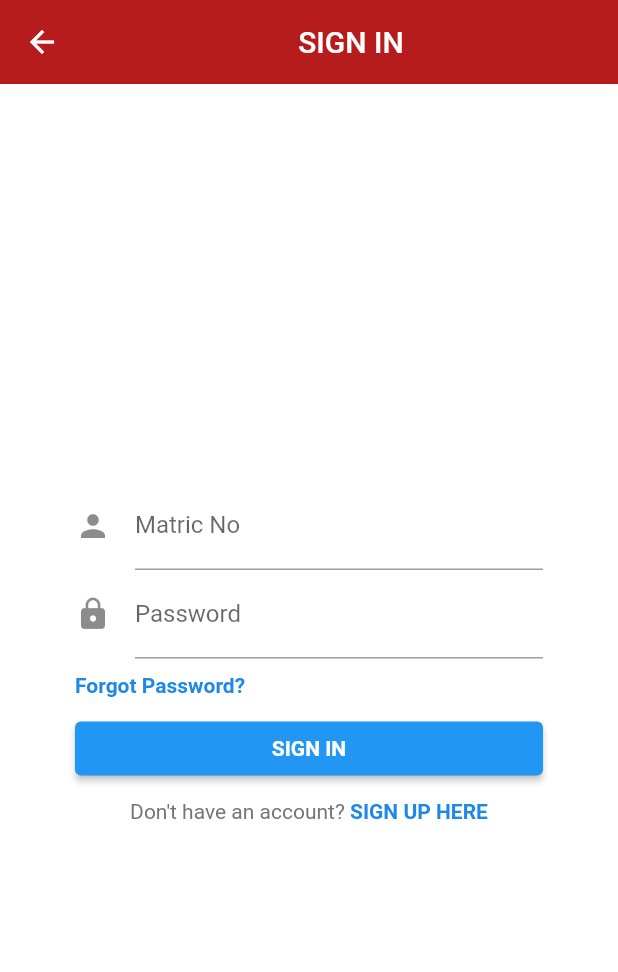
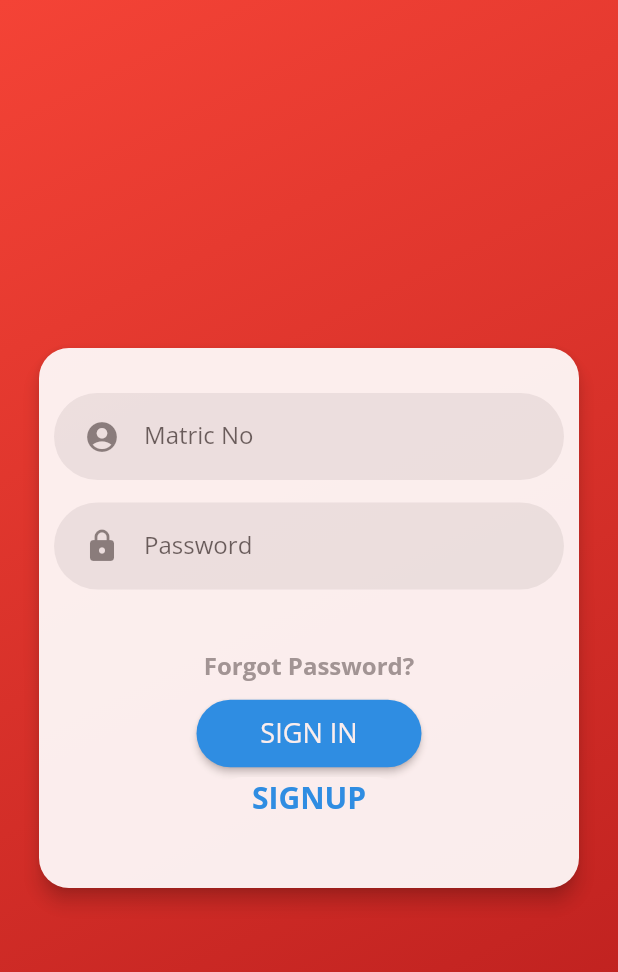
Before and after one commit to alfreeana-alfie/Flutter-UNIMAS_FYP_MyStudyPlanner, a Flutter app: the Login screen opened directly, on a phone screen of 412 x 824 dp. Shown: the top 972 px of the screen. Run offline on Flutter 3.47's test engine with Material 2 defaults, Android fonts, the light colour scheme and no system bars; drawn by our look-alikes of oktoast; our stand-ins replace shared_preferences, syncfusion_flutter_calendar; missing offline and left inert: day_picker, flutter_material_color_picker, time_range; accounts and stored records are empty; network calls fail.

Commit message:
update files

```diff
--- a/planner/lib/auth/sign_in.dart
+++ b/planner/lib/auth/sign_in.dart
@@ -3,6 +3,7 @@ import 'package:flutter/gestures.dart';
 import 'package:flutter/material.dart';
 import 'package:oktoast/oktoast.dart';
 import 'package:http/http.dart' as http;
+import 'package:flutter/animation.dart';
 import 'package:shared_preferences/shared_preferences.dart';
 
 import 'package:MyUni/auth/sign_up.dart';
@@ -16,16 +17,27 @@ class Login extends StatefulWidget {
   _LoginState createState() => _LoginState();
 }
 
-class _LoginState extends State<Login> {
+class _LoginState extends State<Login> with TickerProviderStateMixin {
+  AnimationController controller;
+  Animation<double> animationFadeIn;
+
+  User user;
+  List userList;
+  Map<String, dynamic> userMap;
+  Map<String, dynamic> verifyMap;
   String matricNo = "";
   String password = "";
 
   final _formKey = GlobalKey<FormState>();
 
-  User user;
-  List userList;
-  Map<String, dynamic> userMap;
-  Map<String, dynamic> verifyMap;
+  @override
+  void initState() {
+    super.initState();
+    controller =
+        AnimationController(duration: Duration(seconds: 2), vsync: this);
+    animationFadeIn = CurvedAnimation(parent: controller, curve: Curves.easeIn);
+    controller.forward();
+  }
 
   // Methods
   void login() async {
@@ -54,33 +66,182 @@ class _LoginState extends State<Login> {
         ScaffoldMessenger.of(context)
             .showSnackBar(SnackBar(content: Text("Sign In Successfully!")));
 
-        Navigator.push(context, MaterialPageRoute(builder: (context) => MainScreen()));
-
+        Navigator.push(
+            context, MaterialPageRoute(builder: (context) => MainScreen()));
       } else {
         print('Failed to fetch');
-        ScaffoldMessenger.of(context)
-            .showSnackBar(SnackBar(content: Text("Incorrect Matric No or Password")));
+        ScaffoldMessenger.of(context).showSnackBar(
+            SnackBar(content: Text("Incorrect Matric No or Password")));
       }
     } else {
       throw Exception('Unable to fetch data from the REST API');
     }
   }
 
-  // Widgets
-  Widget form() {
-    return Form(
+  Widget newForm() {
+    return Container(
+      decoration: BoxDecoration(
+          gradient: LinearGradient(
+              begin: Alignment.topLeft,
+              end: Alignment.bottomRight,
+              colors: [Colors.red, Colors.red[900]])),
+      child: FadeTransition(
+          opacity: animationFadeIn,
+          child: Center(
+              child: Material(
+                  elevation: 5,
+                  color: Colors.white,
+                  borderRadius: BorderRadius.circular(20.0),
+                  child: Form(
                     key: _formKey,
                     child: Container(
-          margin: EdgeInsets.fromLTRB(50, 10, 50, 10),
+                        width: 360,
+                        height: 360,
                         child: Column(
-            crossAxisAlignment: CrossAxisAlignment.stretch,
-            mainAxisAlignment: MainAxisAlignment.center,
                           children: [
-              TextFormField(
+                            // Matric No.
+                            matricNoField(),
+                            Container(
+                                margin: EdgeInsets.fromLTRB(10, 5, 10, 10),
+                                decoration: BoxDecoration(
+                                    color: Colors.grey[200],
+                                    borderRadius: BorderRadius.circular(40.0)),
+                                child: Padding(
+                                  padding: EdgeInsets.fromLTRB(20, 5, 20, 5),
+                                  child: TextFormField(
+                                      style: TextStyle(
+                                          fontFamily: 'Open Sans',
+                                          fontSize: 16),
                                       decoration: InputDecoration(
+                                          contentPadding:
+                                              EdgeInsets.fromLTRB(0, 0, 0, 0),
+                                          labelText: 'Password',
+                                          icon: Icon(Icons.lock_rounded),
+                                          border: InputBorder.none),
+                                      onChanged: (value) {
+                                        setState(() {
+                                          password = value;
+                                        });
+                                      },
+                                      obscureText: true,
+                                      validator: (val) {
+                                        if (val.isEmpty) {
+                                          return 'Pasword is empty!';
+                                        }
+                                        return null;
+                                      }),
+                                )),
+                            Container(
+                                margin: EdgeInsets.fromLTRB(10, 20, 10, 0),
+                                decoration: BoxDecoration(
+                                    color: Colors.white,
+                                    borderRadius: BorderRadius.circular(40.0)),
+                                child: Padding(
+                                  padding: EdgeInsets.fromLTRB(20, 10, 20, 0),
+                                  child: RichText(
+                                      text: TextSpan(
+                                          style: TextStyle(
+                                              fontFamily: 'Open Sans',
+                                              fontWeight: FontWeight.w700,
+                                              fontSize: 16,
+                                              color: Colors.grey[500]),
+                                          children: <TextSpan>[
+                                        TextSpan(
+                                          text: 'Forgot Password?',
+                                          recognizer: TapGestureRecognizer()
+                                            ..onTap = () {
+                                              // print('button is clicked');
+                                              Navigator.push(
+                                                context,
+                                                MaterialPageRoute(
+                                                    builder: (context) =>
+                                                        Verification()),
+                                              );
+                                            },
+                                        )
+                                      ])),
+                                )),
+                            Container(
+                                margin: EdgeInsets.fromLTRB(10, 0, 10, 0),
+                                decoration: BoxDecoration(
+                                    color: Colors.white,
+                                    borderRadius: BorderRadius.circular(40.0)),
+                                child: Padding(
+                                  padding: EdgeInsets.fromLTRB(20, 10, 20, 0),
+                                  child: ElevatedButton(
+                                    style: ElevatedButton.styleFrom(
+                                      minimumSize: Size(150, 45),
+                                      shape: const RoundedRectangleBorder(
+                                          borderRadius: BorderRadius.all(
+                                              Radius.circular(30))),
+                                    ),
+                                    onPressed: () {
+                                      if (_formKey.currentState.validate()) {
+                                        login();
+                                      } else {
+                                        ScaffoldMessenger.of(context)
+                                            .showSnackBar(SnackBar(
+                                                content: Text("Error!")));
+                                      }
+                                    },
+                                    child: Text('SIGN IN',
+                                        style: TextStyle(
+                                            fontSize: 18,
+                                            fontFamily: 'Open Sans')),
+                                  ),
+                                )),
+                            Container(
+                                margin: EdgeInsets.fromLTRB(10, 5, 10, 0),
+                                decoration: BoxDecoration(
+                                    color: Colors.white,
+                                    borderRadius: BorderRadius.circular(40.0)),
+                                child: Padding(
+                                    padding: EdgeInsets.fromLTRB(20, 0, 20, 0),
+                                    child: RichText(
+                                        text: TextSpan(
+                                            style: TextStyle(
+                                                fontFamily: 'Open Sans',
+                                                fontWeight: FontWeight.w700,
+                                                fontSize: 20,
+                                                color: Colors.blue),
+                                            children: <TextSpan>[
+                                          TextSpan(
+                                            text: 'SIGNUP',
+                                            recognizer: TapGestureRecognizer()
+                                              ..onTap = () {
+                                                // print('button is clicked');
+                                                Navigator.push(
+                                                  context,
+                                                  MaterialPageRoute(
+                                                      builder: (context) =>
+                                                          Register()),
+                                                );
+                                              },
+                                          )
+                                        ])))),
+                            // Password
+                            // TextFormField(),
+                          ],
+                        )),
+                  )))),
+    );
+  }
+
+  // Inner Widget
+  Widget matricNoField() {
+    return Container(
+      margin: EdgeInsets.fromLTRB(10, 30, 10, 10),
+      decoration: BoxDecoration(
+          color: Colors.grey[200], borderRadius: BorderRadius.circular(40.0)),
+      child: Padding(
+        padding: EdgeInsets.fromLTRB(20, 5, 20, 5),
+        child: TextFormField(
+          style: TextStyle(fontFamily: 'Open Sans', fontSize: 16),
+          decoration: InputDecoration(
+              contentPadding: EdgeInsets.fromLTRB(0, 0, 0, 0),
               labelText: 'Matric No',
-                  icon: Icon(Icons.person),
-                ),
+              icon: Icon(Icons.account_circle),
+              border: InputBorder.none),
           onChanged: (value) {
             setState(() {
               matricNo = value;
@@ -91,108 +252,14 @@ class _LoginState extends State<Login> {
               return 'Matric No is empty!';
             }
             return null;
-                },
+          }
         ),
-              TextFormField(
-                decoration: InputDecoration(
-                  labelText: 'Password',
-                  icon: Icon(Icons.lock),
-                ),
-                onChanged: (value) {
-                  setState(() {
-                    password = value;
-                    // print(password);
-                  });
-                },
-                obscureText: true,
-                validator: (val) {
-                  if (val.isEmpty) {
-                    return 'Password is empty!';
-                  }
-                  return null;
-                },
-              ),
-              Container(
-                  margin: EdgeInsets.fromLTRB(0, 10, 0, 10),
-                  child: RichText(
-                      text: TextSpan(
-                          style: TextStyle(
-                              fontWeight: FontWeight.w600,
-                              fontSize: 14,
-                              color: Colors.blue[600]),
-                          children: <TextSpan>[
-                        TextSpan(
-                          text: 'Forgot Password?',
-                          recognizer: TapGestureRecognizer()
-                            ..onTap = () {
-                              // print('button is clicked');
-                              Navigator.push(
-                                context,
-                                MaterialPageRoute(
-                                    builder: (context) => Verification()),
-                              );
-                            },
       )
-                      ]))),
-              ElevatedButton(
-                onPressed: () {
-                  if (_formKey.currentState.validate()) {
-                    login();
-                  } else {
-                    ScaffoldMessenger.of(context)
-                        .showSnackBar(SnackBar(content: Text("Error!")));
-                  }
-                },
-                child: Text('SIGN IN',
-                    style: TextStyle(
-                      fontWeight: FontWeight.bold,
-                    )),
-              ),
-              Container(
-                  margin: EdgeInsets.fromLTRB(0, 10, 0, 10),
-                  child: Column(
-                      mainAxisAlignment: MainAxisAlignment.center,
-                      children: [
-                        RichText(
-                            text: TextSpan(
-                                text: 'Don\'t have an account? ',
-                                style: TextStyle(
-                                    fontSize: 14, color: Colors.grey[600]),
-                                children: <TextSpan>[
-                              TextSpan(
-                                text: 'SIGN UP HERE',
-                                style: TextStyle(
-                                    fontWeight: FontWeight.bold,
-                                    fontSize: 14,
-                                    color: Colors.blue[600]),
-                                recognizer: TapGestureRecognizer()
-                                  ..onTap = () {
-                                    // print('button is clicked');
-                                    Navigator.push(
-                                      context,
-                                      MaterialPageRoute(
-                                          builder: (context) => Register()),
-                                    );
-                                  },
-                              )
-                            ]))
-                      ])),
-            ],
-          )),
     );
   }
 
   @override
   Widget build(BuildContext context) {
-    return OKToast(
-        child: Scaffold(
-            backgroundColor: Colors.white,
-            appBar: AppBar(
-                backgroundColor: Colors.red[900],
-                elevation: 0.0,
-                title: Center(
-                  child: Text('SIGN IN'),
-                )),
-            body: form()));
+    return OKToast(child: Scaffold(body: newForm()));
   }
 }
--- a/planner/lib/main.dart
+++ b/planner/lib/main.dart
@@ -28,6 +28,6 @@ Future<void> main() async {
   // ));
   runApp(MaterialApp(
     debugShowCheckedModeBanner: false,
-    home: status == true ? MainScreen() : Login(),
+    home: status == false ? MainScreen() : Login(),
   ));
 }
--- /dev/null
+++ b/planner/lib/pages/animated_home.dart
@@ -0,0 +1,16 @@
+import 'package:flutter/material.dart';
+
+class AnimatedHome extends StatefulWidget {
+  @override
+  _AnimatedHomeState createState() => _AnimatedHomeState();
+}
+
+class _AnimatedHomeState extends State<AnimatedHome> with SingleTickerProviderStateMixin {
+
+  @override
+  Widget build(BuildContext context) {
+    return Container(
+
+    );
+  }
+}
```
Also changed, not shown: planner/pubspec.yaml (+20 -0 lines), planner/fonts/OpenSans-Bold.ttf (added), planner/fonts/OpenSans-BoldItalic.ttf (added), planner/fonts/OpenSans-ExtraBold.ttf (added), planner/fonts/OpenSans-ExtraBoldItalic.ttf (added), planner/fonts/OpenSans-Italic.ttf (added), planner/fonts/OpenSans-Light.ttf (added), planner/fonts/OpenSans-LightItalic.ttf (added), planner/fonts/OpenSans-Regular.ttf (added), planner/fonts/OpenSans-SemiBold.ttf (added), planner/fonts/OpenSans-SemiBoldItalic.ttf (added), planner/pubspec.lock. Lines whose indentation alone changed are shown as unchanged.
